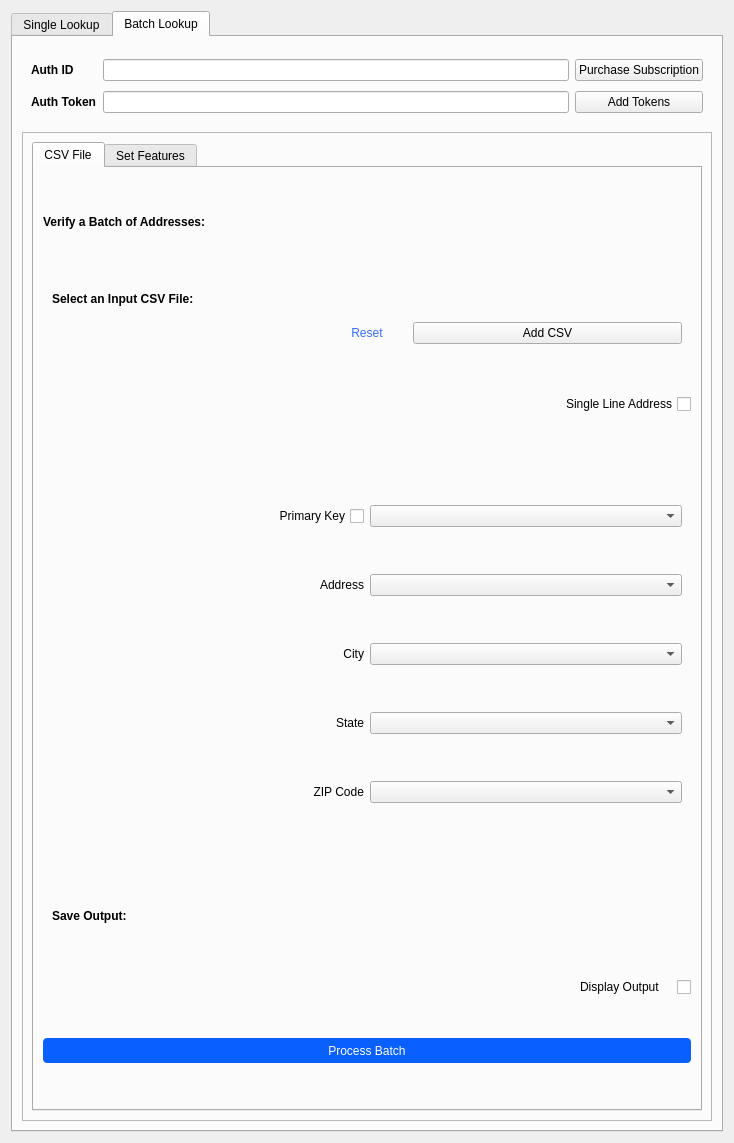
Old version of the form smarty/smarty_dialog_base.ui in the repository smarty/qgis-plugin.
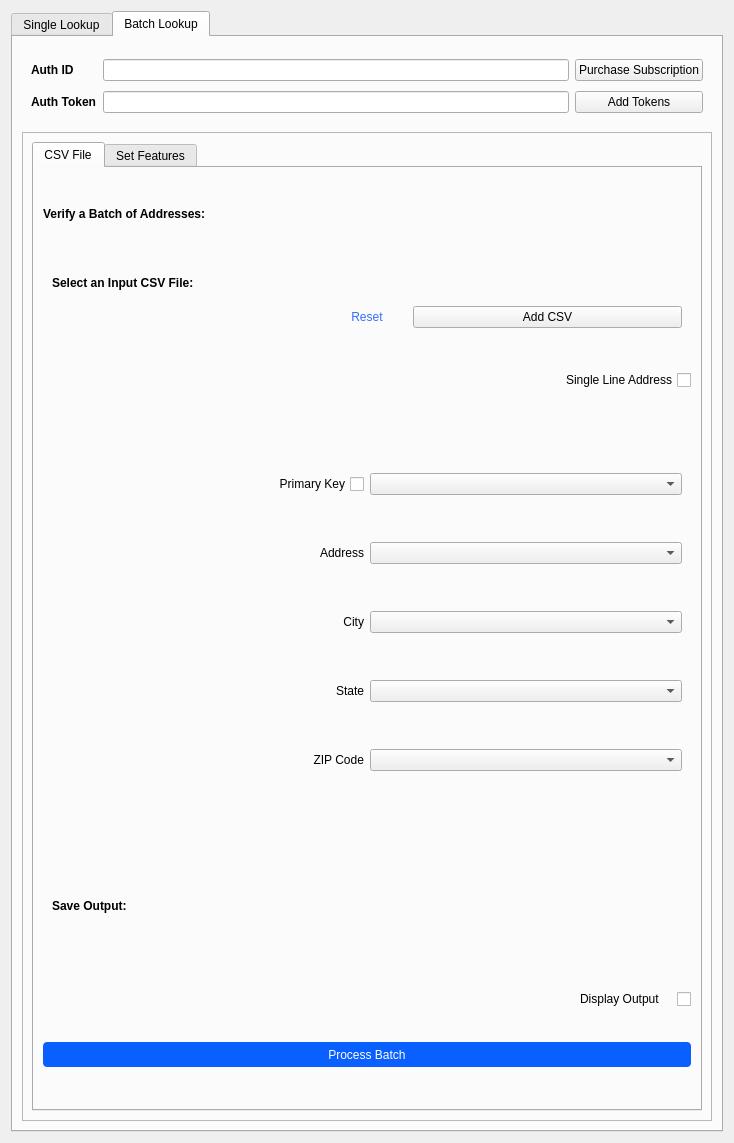
New version of the form. The open tabs and pages were chosen to show the change. Custom widgets are drawn as their Qt base class.

Commit message: Changed the max height of save output file

```diff
--- a/smarty/smarty_dialog_base.ui
+++ b/smarty/smarty_dialog_base.ui
@@ -1179,7 +1179,7 @@
                 <property name="maximumSize">
                  <size>
                   <width>16777215</width>
-                  <height>40</height>
+                  <height>100</height>
                  </size>
                 </property>
                 <property name="frameShape">
```
